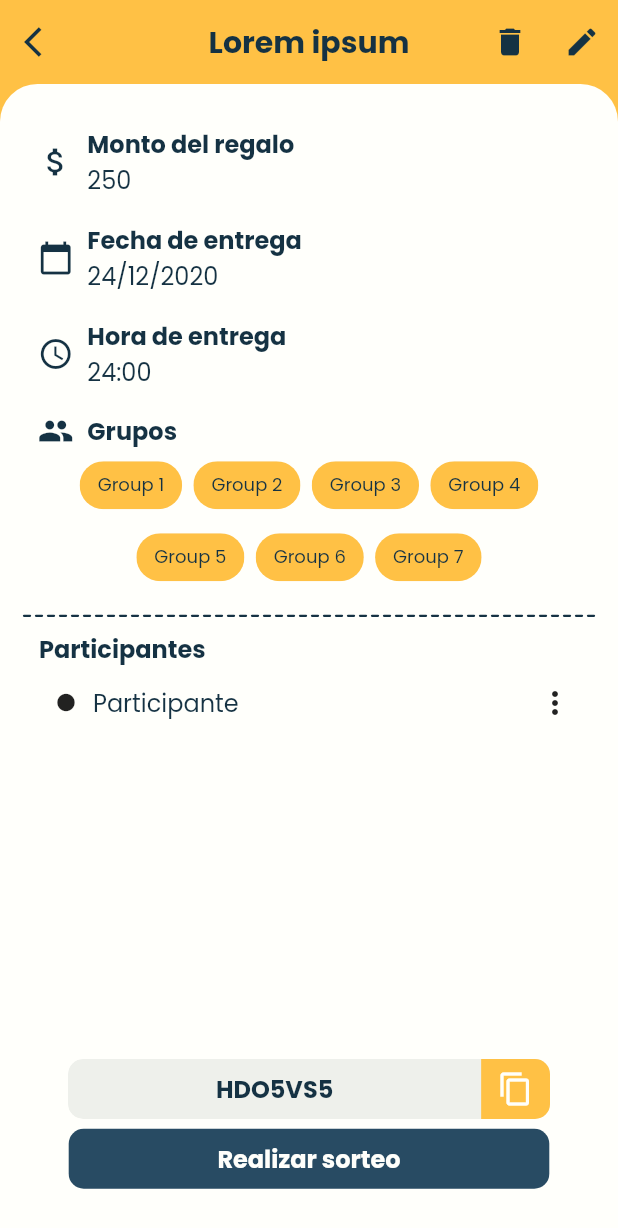
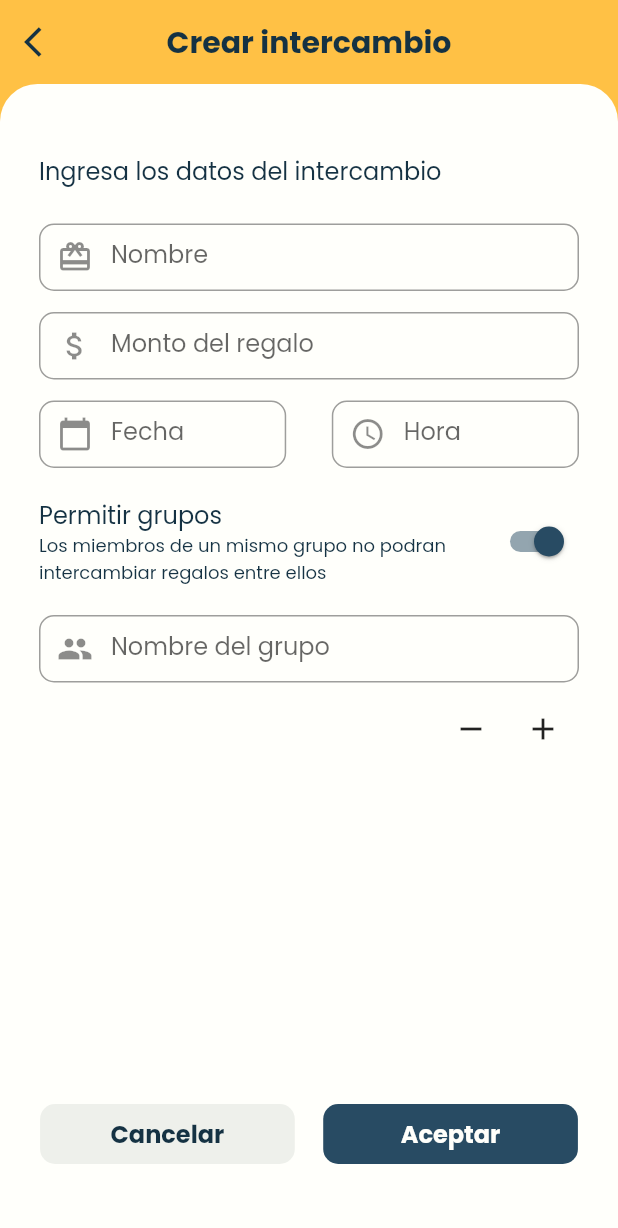
Before and after one commit to jManuel025/intercambio_f, a Flutter app: the screen it shows after launch, on a phone screen of 412 x 824 dp. Shown: the top 1228 px of the screen. Run offline on Flutter 3.47's test engine with Material 2 defaults, Android fonts, the light colour scheme and no system bars.

Commit message:
*added* create page

```diff
--- a/lib/src/app.dart
+++ b/lib/src/app.dart
@@ -1,5 +1,6 @@
 import 'package:flutter/material.dart';
 import 'package:flutter/services.dart';
+import 'package:intercambio_f/src/pages/create_page.dart';
 import 'package:intercambio_f/src/pages/interdetail_page.dart';
 import 'package:intercambio_f/src/pages/interlist_page.dart';
 import 'package:intercambio_f/src/pages/register_page.dart';
@@ -25,8 +26,9 @@ class MyApp extends StatelessWidget {
         'register': (BuildContext context) => RegisterPage(),
         'inter': (BuildContext context) => InterlistPage(),
         'detail': (BuildContext context) => InterdetailPage(),
+        'create': (BuildContext context) => IntercreatePage()
       },
-      initialRoute: 'detail',
+      initialRoute: 'create',
     );
   }
 }
--- /dev/null
+++ b/lib/src/pages/create_page.dart
@@ -0,0 +1,325 @@
+import 'package:flutter/material.dart';
+import 'package:intercambio_f/src/utils/custom_widgets.dart';
+
+class IntercreatePage extends StatefulWidget {
+  @override
+  _IntercreatePageState createState() => _IntercreatePageState();
+}
+
+enum WhyFarther { delete, edit }
+
+class _IntercreatePageState extends State<IntercreatePage> {
+  @override
+  Widget build(BuildContext context) {
+    // Dimensiones
+    final size = MediaQuery.of(context).size;
+    WhyFarther _selection;
+    return Scaffold(
+      appBar: AppBar(
+          leading: IconButton(
+              icon: Icon(
+                Icons.arrow_back_ios,
+                color: accentDarken,
+              ),
+              onPressed: () {}),
+          backgroundColor: primary,
+          elevation: 0.0,
+          centerTitle: true,
+          title: title('Crear intercambio', accentDarken)),
+      body: Stack(
+        children: [
+          // Fondo
+          Container(
+            color: primary,
+          ),
+          // Contenedor inferior
+          Container(
+            padding: EdgeInsets.only(left: 16, right: 16, top: 20),
+            height: size.height,
+            width: double.infinity,
+            // margin: EdgeInsets.only(top: size.height * 0.01),
+            decoration: BoxDecoration(
+              borderRadius: BorderRadius.only(
+                  topLeft: Radius.circular(25.0),
+                  topRight: Radius.circular(25.0)),
+              color: secondary,
+            ),
+            child: Column(
+              children: [
+                Expanded(
+                  flex: 9,
+                  child: SingleChildScrollView(
+                    child: Container(
+                      padding: EdgeInsets.all(10.0),
+                      width: double.infinity,
+                      child: Column(
+                        crossAxisAlignment: CrossAxisAlignment.stretch,
+                        children: [
+                          Container(
+                            margin: EdgeInsets.symmetric(vertical: 16.0),
+                            child: paragraph(
+                                'Ingresa los datos del intercambio',
+                                false,
+                                accentDarken),
+                            width: double.maxFinite,
+                          ),
+                          inputText(
+                              'Nombre', size, false, Icon(Icons.card_giftcard)),
+                          inputText('Monto del regalo', size, false,
+                              Icon(Icons.attach_money)),
+                          Row(
+                            mainAxisAlignment: MainAxisAlignment.spaceBetween,
+                            children: [
+                              Container(
+                                margin: EdgeInsets.symmetric(vertical: 7.0),
+                                width: size.width * 0.40,
+                                height: 45.0,
+                                child: TextFormField(
+                                  decoration: InputDecoration(
+                                    contentPadding: EdgeInsets.symmetric(
+                                        vertical: 0.0, horizontal: 20.0),
+                                    labelText: 'Fecha',
+                                    prefixIcon: Icon(Icons.calendar_today),
+                                    border: OutlineInputBorder(
+                                      borderRadius: BorderRadius.circular(10.0),
+                                    ),
+                                  ),
+                                ),
+                              ),
+                              Container(
+                                margin: EdgeInsets.symmetric(vertical: 7.0),
+                                width: size.width * 0.40,
+                                height: 45.0,
+                                child: TextFormField(
+                                  decoration: InputDecoration(
+                                    contentPadding: EdgeInsets.symmetric(
+                                        vertical: 0.0, horizontal: 20.0),
+                                    labelText: 'Hora',
+                                    prefixIcon: Icon(Icons.access_time),
+                                    border: OutlineInputBorder(
+                                      borderRadius: BorderRadius.circular(10.0),
+                                    ),
+                                  ),
+                                ),
+                              )
+                            ],
+                          ),
+                          SwitchListTile(
+                            contentPadding: EdgeInsets.symmetric(vertical: 8.0),
+                            activeColor: accent,
+                            subtitle: note(
+                                'Los miembros de un mismo grupo no podran intercambiar regalos entre ellos',
+                                false,
+                                accentDarken),
+                            value: true,
+                            title: paragraph(
+                                'Permitir grupos', false, accentDarken),
+                            onChanged: (value) => setState(() {
+                              value = value;
+                            }),
+                          ),
+                          inputText('Nombre del grupo', size, false,
+                              Icon(Icons.group)),
+                          ButtonBar(
+                            buttonPadding: EdgeInsets.all(0),
+                            children: [
+                              IconButton(
+                                  icon: Icon(Icons.remove), onPressed: () {}),
+                              IconButton(
+                                  icon: Icon(Icons.add), onPressed: () {}),
+                            ],
+                          )
+                        ],
+                      ),
+                    ),
+                  ),
+                ),
+                Expanded(
+                    flex: 2,
+                    child: Container(
+                      height: double.maxFinite,
+                      width: double.maxFinite,
+                      child: ButtonBar(
+                        alignment: MainAxisAlignment.spaceAround,
+                        buttonPadding: EdgeInsets.symmetric(horizontal: 2.5),
+                        children: [
+                          RaisedButton(
+                            color: secondaryDarken,
+                            elevation: 0.0,
+                            hoverElevation: 0.0,
+                            onPressed: () {},
+                            shape: RoundedRectangleBorder(
+                              borderRadius: BorderRadius.circular(10.0),
+                            ),
+                            child: Container(
+                              child: paragraph('Cancelar', true, accentDarken),
+                              width: size.width * 0.40,
+                              height: 40.0,
+                              alignment: Alignment.center,
+                            ),
+                          ),
+                          RaisedButton(
+                            color: accent,
+                            elevation: 0.0,
+                            hoverElevation: 0.0,
+                            onPressed: () {},
+                            shape: RoundedRectangleBorder(
+                              borderRadius: BorderRadius.circular(10.0),
+                            ),
+                            child: Container(
+                              child: paragraph('Aceptar', true, secondary),
+                              width: size.width * 0.40,
+                              height: 40.0,
+                              alignment: Alignment.center,
+                            ),
+                          )
+                        ],
+                      ),
+                    ))
+              ],
+            ),
+          ),
+        ],
+      ),
+    );
+  }
+
+  Widget _itemDetail(String indicatorText, String objectText, IconData icon) {
+    return Container(
+      padding: EdgeInsets.symmetric(vertical: 8.0),
+      child: Row(
+        children: [
+          Expanded(
+            flex: 1,
+            child: Container(
+                alignment: Alignment.center,
+                child: Icon(
+                  icon,
+                  color: accentDarken,
+                )),
+          ),
+          Expanded(
+            flex: 8,
+            child: Container(
+              child: Column(
+                crossAxisAlignment: CrossAxisAlignment.start,
+                children: [
+                  paragraph(indicatorText, true, accentDarken),
+                  paragraph(objectText, false, accentDarken)
+                ],
+              ),
+            ),
+          )
+        ],
+      ),
+    );
+  }
+
+  Widget _groups() {
+    return Column(children: [
+      Container(
+        padding: EdgeInsets.only(top: 7.5),
+        child: Row(
+          children: [
+            Expanded(
+              flex: 1,
+              child: Container(
+                  alignment: Alignment.center,
+                  child: Icon(
+                    Icons.group,
+                    color: accentDarken,
+                  )),
+            ),
+            Expanded(
+              flex: 8,
+              child: Container(child: paragraph('Grupos', true, accentDarken)),
+            )
+          ],
+        ),
+      ),
+      Container(
+        margin: EdgeInsets.only(bottom: 5.0),
+        child: Wrap(
+          alignment: WrapAlignment.center,
+          spacing: 7.5,
+          children: [
+            _myChip('Group 1'),
+            _myChip('Group 2'),
+            _myChip('Group 3'),
+            _myChip('Group 4'),
+            _myChip('Group 5'),
+            _myChip('Group 6'),
+            _myChip('Group 7'),
+          ],
+        ),
+      )
+    ]);
+  }
+
+  Widget _myChip(String texto) {
+    return Chip(
+        backgroundColor: primary, label: note(texto, false, accentDarken));
+  }
+
+  Widget _dialogDelete(Size size, BuildContext context) {
+    return AlertDialog(
+      shape: RoundedRectangleBorder(borderRadius: BorderRadius.circular(10.0)),
+      title: paragraph('¿Eliminar intercambio?', true, accentDarken),
+      content:
+          paragraph('Esta accion no se puede revertir', false, accentDarken),
+      actions: [
+        Container(
+          // margin: EdgeInsets.symmetric(horizontal: 16.0),
+          child: FlatButton(
+              onPressed: () => {},
+              child: Container(
+                  alignment: Alignment.centerRight,
+                  child: note('Cancelar', true, accent))),
+        ),
+        Container(
+          margin: EdgeInsets.only(right: 16.0),
+          child: FlatButton(
+              onPressed: () => {},
+              child: Container(
+                  alignment: Alignment.centerRight,
+                  child: note('Aceptar', true, accentDarken))),
+        )
+      ],
+      contentPadding: EdgeInsets.only(top: 24.0, left: 24.0, right: 24.0),
+    );
+  }
+
+  Widget _codeButton(Size size) {
+    return ClipRRect(
+      borderRadius: BorderRadius.circular(10.0),
+      child: Container(
+        decoration: BoxDecoration(
+            color: secondaryDarken, borderRadius: BorderRadius.circular(10.0)),
+        height: 40.0,
+        width: size.width * 0.78,
+        child: Row(
+          children: [
+            Expanded(
+                flex: 12,
+                child: Container(
+                  alignment: Alignment.center,
+                  child: paragraph('HDO5VS5', true, accentDarken),
+                )),
+            Expanded(
+                flex: 2,
+                child: Container(
+                  alignment: Alignment.center,
+                  color: primary,
+                  child: IconButton(
+                      icon: Icon(
+                        Icons.content_copy,
+                        color: secondary,
+                      ),
+                      onPressed: () {}),
+                )),
+          ],
+        ),
+      ),
+    );
+  }
+}
```
Also changed, not shown: lib/src/pages/interdetail_page.dart (+35 -33 lines).
